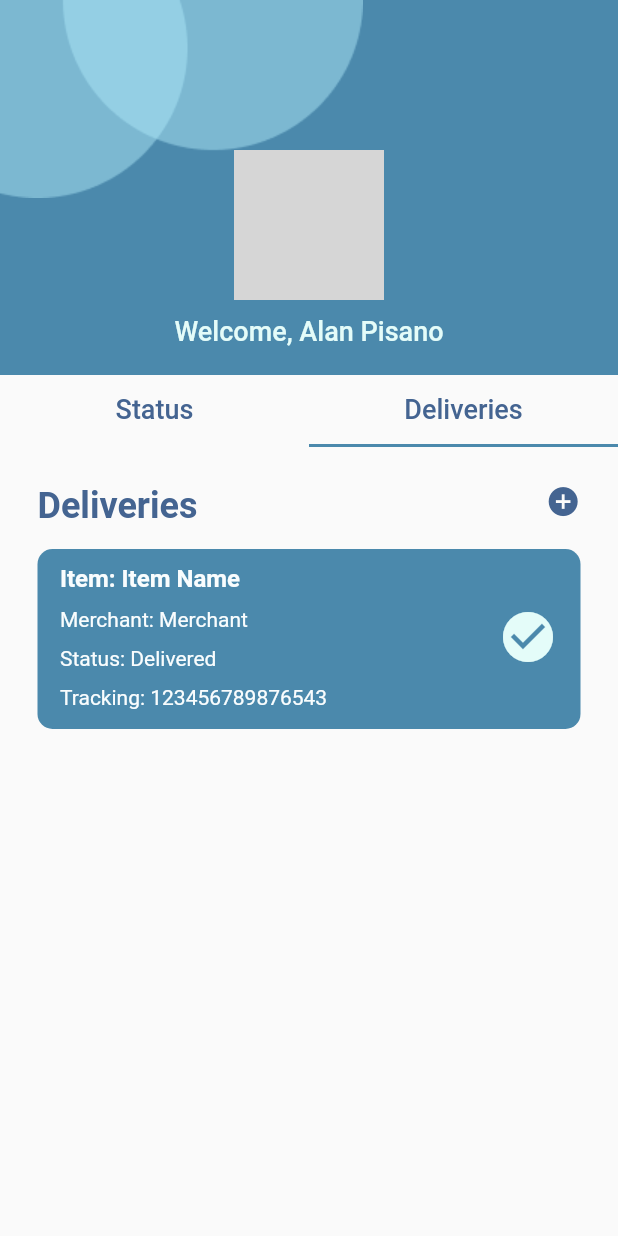
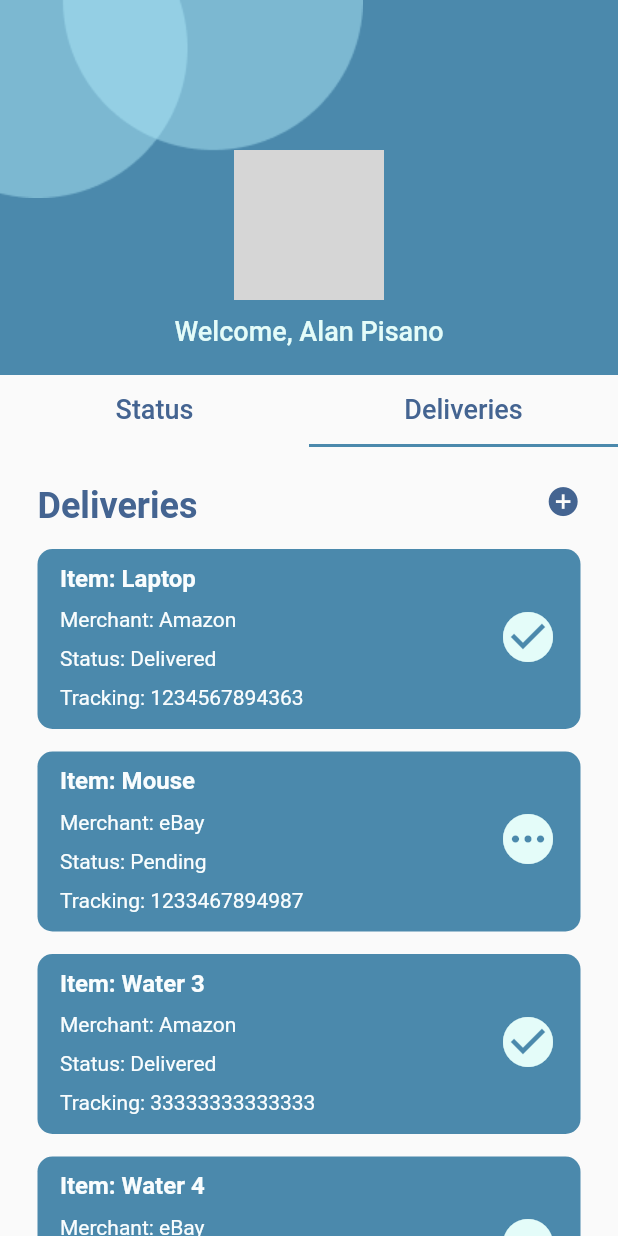
Before and after one commit to khoatran2320/Senior-Design, a Flutter app: the Dashboard screen opened directly, tab 2 chosen, on a phone screen of 412 x 824 dp. Run offline on Flutter 3.47's test engine with Material 2 defaults, Android fonts, the phone set to English and light mode, and no system bars; our stand-ins replace after_layout, firebase_auth, firebase_core, shared_preferences; accounts and stored records are empty; network calls fail; grey boxes are pictures that could not be loaded.

Commit message:
Deliveries screen update, clickable and scrollable Each package detail card is clickable. Add button is clickable. Cards are scrollable.

```diff
--- a/mobile/flutter_app/lib/pages/deliveriesScreen.dart
+++ b/mobile/flutter_app/lib/pages/deliveriesScreen.dart
@@ -1,8 +1,8 @@
 import 'package:flutter/material.dart';
 
 import '/utils/colors.dart';
-import '../widgets/dashboard/deliveriesScreenHeader.dart';
-import '../widgets/dashboard/packageStatusCard.dart';
+import '../widgets/deliveriesScreen/deliveriesScreenHeader.dart';
+import '../widgets/deliveriesScreen/packageStatusCard.dart';
 
 
 class DeliveriesScreen extends StatefulWidget {
@@ -13,17 +13,88 @@ class DeliveriesScreen extends StatefulWidget {
 }
 
 class _DeliveriesScreenState extends State<DeliveriesScreen> {
+	List<Map> dummyData = [
+		{
+			'itemName': "Laptop",
+			'merchant': "Amazon",
+			'status': "delivered",
+			'trackingNumber': "1234567894363"
+		},
+		{
+			'itemName': "Mouse",
+			'merchant': "eBay",
+			'status': "pending",
+			'trackingNumber': "1233467894987"
+		},
+		{
+			'itemName': "Water 3",
+			'merchant': "Amazon",
+			'status': "delivered",
+			'trackingNumber': "33333333333333"
+		},
+		{
+			'itemName': "Water 4",
+			'merchant': "eBay",
+			'status': "pending",
+			'trackingNumber': "444444444444444"
+		},
+		{
+			'itemName': "Water 5",
+			'merchant': "Amazon",
+			'status': "delivered",
+			'trackingNumber': "5555555555555555"
+		},
+		{
+			'itemName': "Water 6",
+			'merchant': "eBay",
+			'status': "pending",
+			'trackingNumber': "666666666666666"
+		},
+		{
+			'itemName': "Water 7",
+			'merchant': "Amazon",
+			'status': "delivered",
+			'trackingNumber': "7777777777777777"
+		},
+		{
+			'itemName': "Water 8",
+			'merchant': "eBay",
+			'status': "pending",
+			'trackingNumber': "888888888888888"
+		}
+	];
+
+	List<Map> packages = [];
+
+	void initState() {
+		super.initState();
+		getListOfPackages();	// Need to implement
+	}
+
+	// TODO: Implement getListOfPackages
+	void getListOfPackages() {
+		print("Getting list of packages");
+		packages = dummyData;
+	}
+
+	void addDeliveryItemHandler() {
+		// Add item to list
+		print('addDeliveryItemHandler called');
+	}
 
 	@override
 	Widget build(BuildContext context) {
-		return Container(
-			padding: const EdgeInsets.only(top: 25, left: 25, right: 25),
-			child: Column(
-				children: [
-					DeliveriesScreenHeader(),
-					PackageStatusCard()
-				]
-			)
+		return ListView(
+			padding: const EdgeInsets.all(25),
+			children: [
+				DeliveriesScreenHeader(addDeliveryItemHandler),
+				...packages.map((package) => PackageStatusCard(
+					package['itemName'],
+					package['merchant'],
+					package['status'],
+					package['trackingNumber']
+				)).toList()
+			]
 		);
 	}
 }
--- a/mobile/flutter_app/lib/widgets/dashboard/packageStatusCard.dart
+++ /dev/null
@@ -1,92 +0,0 @@
-import 'package:flutter/material.dart';
-
-import '/utils/colors.dart';
-
-
-class PackageStatusCard extends StatefulWidget {
-	const PackageStatusCard({Key? key}): super(key: key);
-
-	@override
-	_PackageStatusCardState createState() => _PackageStatusCardState();
-}
-
-class _PackageStatusCardState extends State<PackageStatusCard> {
-
-	final deliveryIcon = {
-		"delivered": Icons.check_circle,
-		"shipped": Icons.local_shipping,
-		"pending": Icons.pending
-	};
-
-	final TextStyle itemNameStyle = TextStyle(
-		color: Color(0xffF9FDFE),
-		fontSize: 16,
-		fontWeight: FontWeight.w700,
-	);
-
-	final TextStyle textStyle = TextStyle(
-		color: Color(0xffF9FDFE),
-		fontSize: 14
-	);
-
-	// TODO: Write dummy function for retrieving package details from dummy api
-	// Temporary dummy code
-	String itemName = 'Item Name';
-	String merchant = 'Merchant';
-	String status = 'delivered';
-	String trackingNumber = '123456789876543';
-
-	@override
-	Widget build(BuildContext context) {
-		double screenWidth = MediaQuery.of(context).size.width;
-
-		return Container(
-			decoration: BoxDecoration(
-        borderRadius: BorderRadius.circular(10),
-				color: Color(0xff4B89AC),
-      ),
-			height: 120,
-			width: screenWidth - 50,
-			margin: EdgeInsets.only(top: 15, bottom: 0),
-			padding: EdgeInsets.only(top: 10, left: 15, bottom: 13),
-			child: Stack(
-				children: [
-					Column(
-						crossAxisAlignment: CrossAxisAlignment.start,
-						children: [
-							Text(
-								"Item: $itemName",
-								style: itemNameStyle
-							),
-							Spacer(),
-							Text(
-								"Merchant: $merchant",
-								style: textStyle
-							),
-							Spacer(),
-							Text(
-								"Status: ${status[0].toUpperCase()}${status.substring(1)}",
-								style: textStyle
-							),
-							Spacer(),
-							Text(
-								"Tracking: $trackingNumber",
-								style: textStyle
-							)
-						]
-					),
-					Positioned(
-						top: 0,
-						bottom: 0,
-						right: 15,
-						child: Icon(
-							deliveryIcon[status],
-							color: Color(0xffE4FCF9),
-							size: 40
-						)
-					)
-				]
-			)
-		);
-	}
-}
--- a/mobile/flutter_app/lib/widgets/dashboard/deliveriesScreenHeader.dart
+++ b/mobile/flutter_app/lib/widgets/deliveriesScreen/deliveriesScreenHeader.dart
@@ -4,20 +4,21 @@ import '/utils/colors.dart';
 import 'packageStatusCard.dart';
 
 
-class DeliveriesScreenHeader extends StatefulWidget {
-	const DeliveriesScreenHeader({Key? key}) : super(key: key);
+class DeliveriesScreenHeader extends StatelessWidget {
+	const DeliveriesScreenHeader(this.addDeliveryItemHandler, {Key? key}) : super(key: key);
 
-	@override
-	_DeliveriesScreenHeaderState createState() => _DeliveriesScreenHeaderState();
-}
-
-class _DeliveriesScreenHeaderState extends State<DeliveriesScreenHeader> {
+	final Function addDeliveryItemHandler;
 
 	final TextStyle textStyle = const TextStyle(
 		color: const Color(0xff446491),
 		fontSize: 24,
 		fontWeight: FontWeight.w700,
 	);
+
+	void addDeliveryItem() {
+		// TODO: Popup window for entering delivery item info
+		addDeliveryItemHandler();
+	}
 
 	@override
 	Widget build(BuildContext context) {
@@ -30,11 +31,16 @@ class _DeliveriesScreenHeaderState extends State<DeliveriesScreenHeader> {
 					Positioned(
 						top: 0,
 						right: 0,
-						child: Icon(
-							Icons.add_circle,
-							color: Color(0xff446491),
-							size: 23.25
-						)
+						child: GestureDetector(
+							onTap: () {
+								addDeliveryItem();
+							},
+							child: Icon(
+								Icons.add_circle,
+								color: Color(0xff446491),
+								size: 23.25
+							)
+						),
 					),
 					Positioned(
 						top: 0,
--- /dev/null
+++ b/mobile/flutter_app/lib/widgets/deliveriesScreen/packageStatusCard.dart
@@ -0,0 +1,95 @@
+import 'package:flutter/material.dart';
+
+import '/utils/colors.dart';
+
+
+class PackageStatusCard extends StatelessWidget {
+	const PackageStatusCard(this.itemName, this.merchant, this.status,
+		this.trackingNumber, {Key? key}): super(key: key);
+
+	final String itemName;
+	final String merchant;
+	final String status;
+	final String trackingNumber;
+
+	final deliveryIcon = const {
+		"delivered": Icons.check_circle,
+		"shipped": Icons.local_shipping,
+		"pending": Icons.pending
+	};
+
+	final TextStyle itemNameStyle = const TextStyle(
+		color: Color(0xffF9FDFE),
+		fontSize: 16,
+		fontWeight: FontWeight.w700,
+	);
+
+	final TextStyle textStyle = const TextStyle(
+		color: Color(0xffF9FDFE),
+		fontSize: 14
+	);
+
+	void getPackageDetails() {
+		print('Getting package details for tracking number $trackingNumber');
+		// TODO: Call API to get package details
+	}
+
+	@override
+	Widget build(BuildContext context) {
+		double screenWidth = MediaQuery.of(context).size.width;
+
+		return GestureDetector(
+			onTap: () {
+				getPackageDetails();
+			},
+			child: Container(
+				decoration: BoxDecoration(
+	        borderRadius: BorderRadius.circular(10),
+					color: Color(0xff4B89AC),
+	      ),
+				height: 120,
+				width: screenWidth - 50,
+				margin: EdgeInsets.only(top: 15, bottom: 0),
+				padding: EdgeInsets.only(top: 10, left: 15, bottom: 13),
+				child: Stack(
+					children: [
+						Column(
+							crossAxisAlignment: CrossAxisAlignment.start,
+							children: [
+								Text(
+									"Item: $itemName",
+									style: itemNameStyle
+								),
+								Spacer(),
+								Text(
+									"Merchant: $merchant",
+									style: textStyle
+								),
+								Spacer(),
+								Text(
+									"Status: ${status[0].toUpperCase()}${status.substring(1)}",
+									style: textStyle
+								),
+								Spacer(),
+								Text(
+									"Tracking: $trackingNumber",
+									style: textStyle
+								)
+							]
+						),
+						Positioned(
+							top: 0,
+							bottom: 0,
+							right: 15,
+							child: Icon(
+								deliveryIcon[status],
+								color: Color(0xffE4FCF9),
+								size: 40
+							)
+						)
+					]
+				)
+			)
+		);
+	}
+}
```
